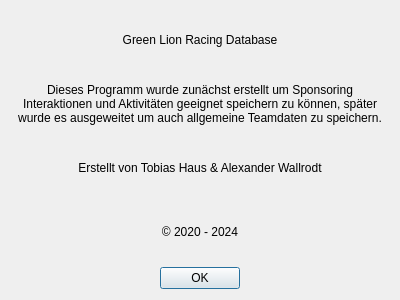
Above: aboutdatabase.ui from green-lion-racing/glr-database before the change. Below: the same form after it.
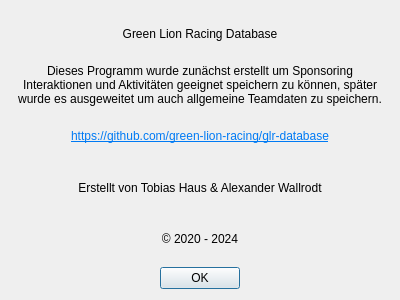
That is the form after the change.

Diff of the .ui file:
```diff
--- a/aboutdatabase.ui
+++ b/aboutdatabase.ui
@@ -37,6 +37,19 @@
      </property>
     </widget>
    </item>
+   <item>
+    <widget class="QLabel" name="label_4">
+     <property name="text">
+      <string>&lt;html&gt;&lt;head/&gt;&lt;body&gt;&lt;p&gt;&lt;a href=&quot;https://github.com/green-lion-racing/glr-database&quot;&gt;&lt;span style=&quot; text-decoration: underline; color:#007af4;&quot;&gt;https://github.com/green-lion-racing/glr-database&lt;/span&gt;&lt;/a&gt;&lt;/p&gt;&lt;/body&gt;&lt;/html&gt;</string>
+     </property>
+     <property name="alignment">
+      <set>Qt::AlignCenter</set>
+     </property>
+     <property name="openExternalLinks">
+      <bool>true</bool>
+     </property>
+    </widget>
+   </item>
    <item>
     <widget class="QLabel" name="label_3">
      <property name="text">
```
